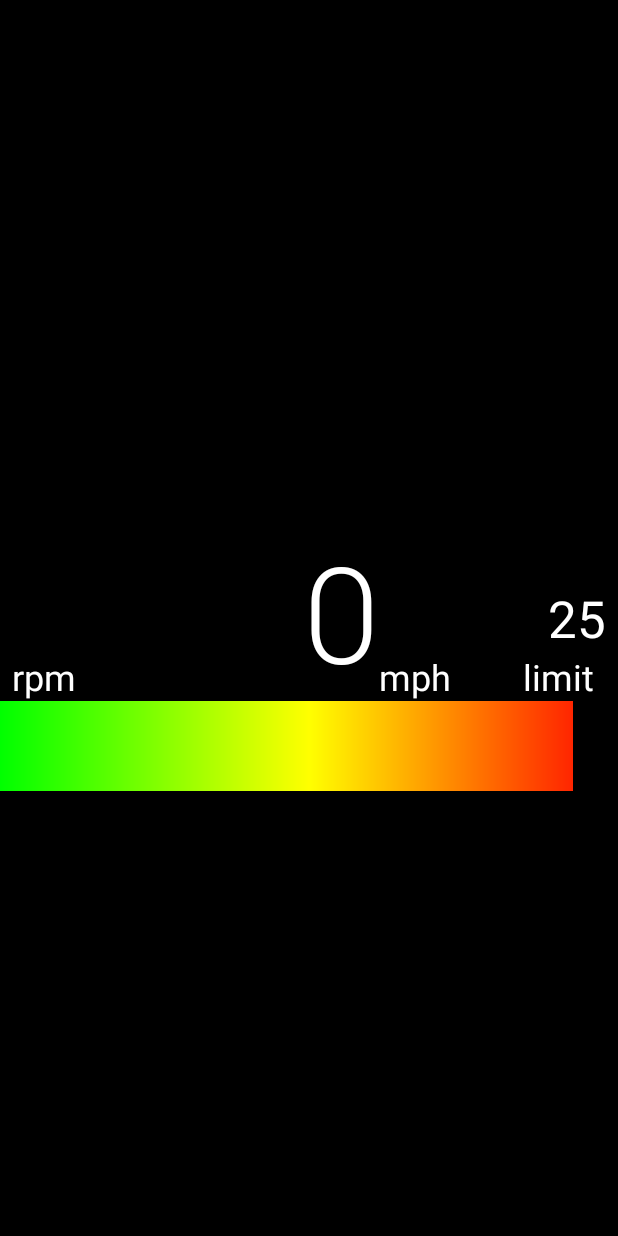
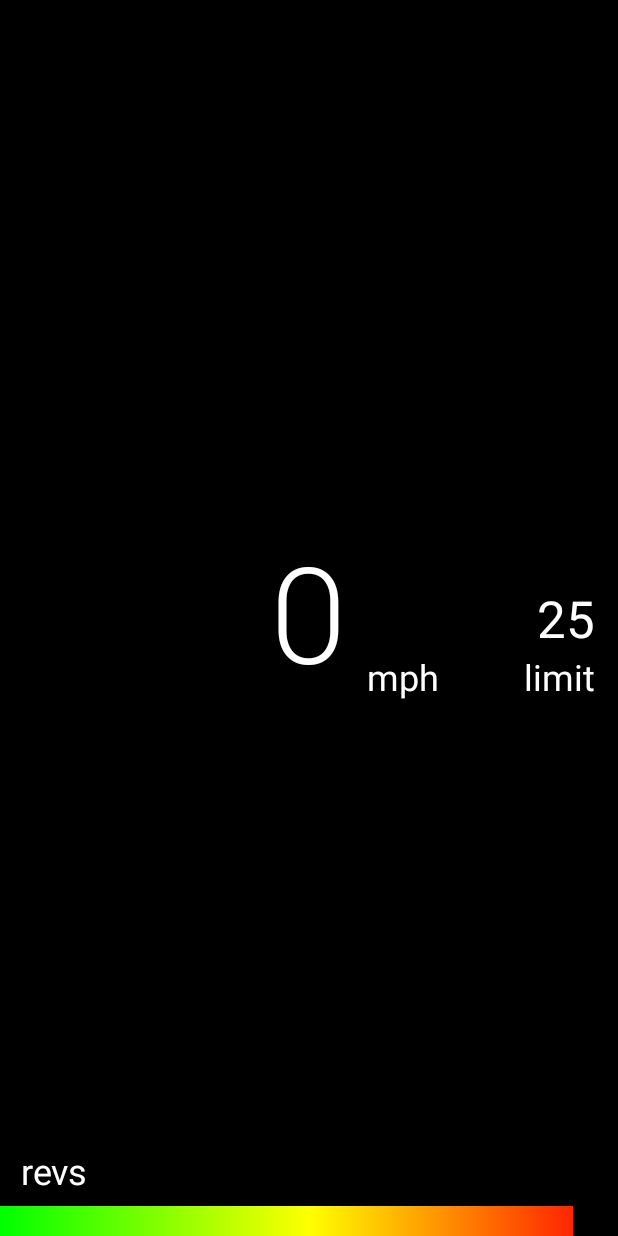
Before and after one commit to feighter09/SaveMyGlass, an Android app: the screen it shows after launch (FullscreenActivity), on a phone screen of 412 x 824 dp. Run offline under Robolectric (Android 15) with nearby library versions, the phone set to English and light mode, and no system bars.

Commit message:
Work on the UI

```diff
--- a/SleepDetector/src/main/java/org/mhacks/sleepdetector/FullscreenActivity.java
+++ b/SleepDetector/src/main/java/org/mhacks/sleepdetector/FullscreenActivity.java
@@ -122,6 +122,7 @@ public class FullscreenActivity extends Activity {
             int height = findViewById(R.id.gradientCoverLayout).getLayoutParams().height;
             RelativeLayout.LayoutParams newParams = new RelativeLayout.LayoutParams(rand, height);
             newParams.addRule(RelativeLayout.ALIGN_RIGHT, R.id.gradientLayout);
+            newParams.addRule(RelativeLayout.ALIGN_PARENT_BOTTOM, RelativeLayout.TRUE);
             findViewById(R.id.gradientCoverLayout).setLayoutParams(newParams);
 //            TextView speedTextView = (TextView)findViewById(R.id.speedTextView);
 //            speedTextView.setText(Integer.toString((600 - rand) / 8));
--- a/SleepDetector/src/main/java/org/mhacks/sleepdetector/RecordActivity.java
+++ b/SleepDetector/src/main/java/org/mhacks/sleepdetector/RecordActivity.java
@@ -50,11 +50,7 @@ public class RecordActivity extends Activity implements SurfaceHolder.Callback {
                         e.printStackTrace();
                     }
                 }
-
-                String num = "tel:18001234567";
-                Intent intent = new Intent(Intent.ACTION_CALL);
-                intent.setData(Uri.parse(num));
-                startActivity(intent);
+                finish();
             }
         }.start();
     }
--- a/SleepDetector/src/main/res/layout/activity_fullscreen.xml
+++ b/SleepDetector/src/main/res/layout/activity_fullscreen.xml
@@ -14,9 +14,9 @@
         android:id="@+id/speedTextView"
         android:layout_gravity="right|bottom"
         android:textSize="90dp"
+        android:gravity="center"
         android:layout_alignBottom="@+id/textView"
-        android:layout_toLeftOf="@+id/speedUnitTextView"
-        android:gravity="center" />
+        android:layout_centerHorizontal="true" />
 
     <TextView
         android:textColor="#FFFFFF"
@@ -26,10 +26,10 @@
         android:id="@+id/speedUnitTextView"
         android:layout_gravity="right|bottom"
         android:textSize="24dp"
-        android:layout_marginRight="48dp"
         android:gravity="center"
+        android:layout_marginLeft="14dp"
         android:layout_alignBottom="@+id/speedTextView"
-        android:layout_toLeftOf="@+id/textView" />
+        android:layout_toRightOf="@+id/speedTextView" />
 
     <TextView
         android:textColor="#FFFFFF"
@@ -39,9 +39,9 @@
         android:id="@+id/speedLimitTextView"
         android:textSize="34dp"
         android:singleLine="false"
-        android:layout_marginRight="8dp"
         android:layout_centerVertical="true"
-        android:layout_alignParentRight="true" />
+        android:layout_alignParentRight="true"
+        android:layout_marginRight="15dp" />
 
     <TextView
         android:textColor="#FFFFFF"
@@ -51,42 +51,44 @@
         android:text="limit"
         android:id="@+id/textView"
         android:layout_below="@+id/speedLimitTextView"
-        android:layout_alignRight="@+id/speedLimitTextView"
-        android:layout_marginRight="8dp" />
+        android:layout_alignRight="@+id/speedLimitTextView" />
 
     <RelativeLayout
         android:layout_width="wrap_content"
         android:layout_height="60sp"
-        android:layout_below="@id/speedUnitTextView"
-        android:id="@+id/relativeLayout">
+        android:id="@+id/relativeLayout"
+        android:layout_alignParentBottom="true"
+        android:layout_alignParentLeft="true">
 
         <RelativeLayout
             android:id="@+id/gradientLayout"
-            android:layout_height="60sp"
+            android:layout_height="20dp"
             android:layout_width="fill_parent"
+            android:layout_alignParentBottom="true"
             android:background="@drawable/rpm_bar_gradient">
         </RelativeLayout>
         <RelativeLayout
             android:id="@+id/gradientCoverLayout"
-            android:layout_height="60sp"
+            android:layout_height="20dp"
             android:layout_width="30dp"
             android:layout_alignRight="@id/gradientLayout"
+            android:layout_alignParentBottom="true"
             android:background="#000000">
-        </RelativeLayout>
         </RelativeLayout>
 
         <TextView
             android:textColor="#FFFFFF"
             android:layout_width="wrap_content"
             android:layout_height="wrap_content"
-        android:text="rpm"
+            android:text="revs"
             android:id="@+id/textView2"
             android:layout_gravity="right|bottom"
             android:textSize="24dp"
             android:gravity="center"
-        android:layout_marginLeft="8dp"
-        android:layout_above="@+id/relativeLayout"
+            android:layout_marginLeft="14dp"
+            android:layout_alignParentTop="true"
             android:layout_alignParentLeft="true" />
+    </RelativeLayout>
 
 
 </RelativeLayout>
```
Also changed, not shown: SleepDetector/src/main/res/layout/activity_record.xml (+11 -9 lines). Lines whose indentation alone changed are shown as unchanged.
